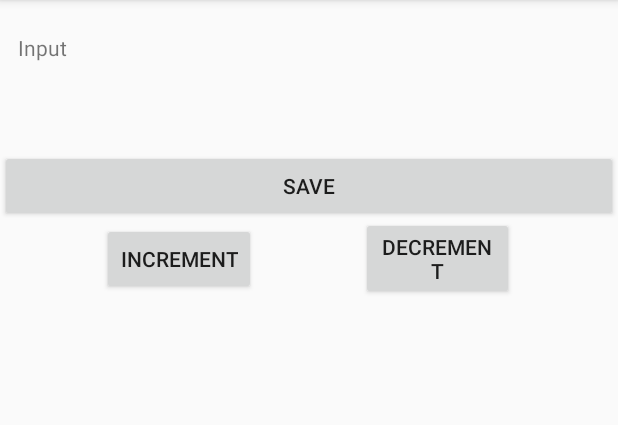
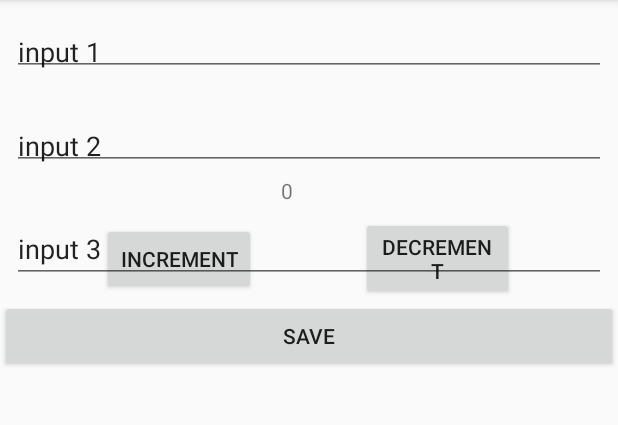
Before and after one commit to MuraveyI/LastFmMvvM, an Android app: the fragment AddNoteFragment placed in its activity, on a phone screen of 412 x 824 dp, the part 84-509 px from its top. Run offline under Robolectric (Android 15) with nearby library versions, the phone set to English and light mode, and no system bars; 5 statements that could not run were skipped.

Commit message:
Home Work 2 refreshed

```diff
--- a/app/src/main/java/com/muravey/CounterActivity.java
+++ b/app/src/main/java/com/muravey/CounterActivity.java
@@ -29,7 +29,7 @@ public class CounterActivity extends AppCompatActivity {
 
     public class CounterPagerAdapter extends FragmentPagerAdapter {
 
-        private final static int PAGES_COUNT = 2;
+        private final static int PAGES_COUNT = 4;
 
         public CounterPagerAdapter(FragmentManager fm) {
             super(fm);
--- a/app/src/main/java/com/muravey/presentation/counter/CounterHistoryFragment.java
+++ b/app/src/main/java/com/muravey/presentation/counter/CounterHistoryFragment.java
@@ -7,6 +7,8 @@ import android.support.annotation.NonNull;
 import android.support.annotation.Nullable;
 import android.support.v4.app.Fragment;
 import android.support.v4.util.Pair;
+import android.support.v7.widget.LinearLayoutManager;
+import android.support.v7.widget.RecyclerView;
 import android.util.Log;
 import android.view.LayoutInflater;
 import android.view.View;
@@ -23,6 +25,7 @@ public class CounterHistoryFragment extends Fragment {
 
     private CounterViewModel mViewModel;
     private ActionHistoryAdapter mAdapter;
+    private RecyclerView recyclerView;
 
 
     public static CounterHistoryFragment newInstance() {
@@ -36,15 +39,19 @@ public class CounterHistoryFragment extends Fragment {
 
         return inflater.inflate(R.layout.history_fragment, container, false);
 
+
+
     }
 
     @Override
     public void onActivityCreated(@Nullable Bundle savedInstanceState) {
         super.onActivityCreated(savedInstanceState);
+        initRecycler();
+
+
 
 
         if (getActivity() == null) return;
-
         mViewModel = ViewModelProviders.of(getActivity())
                 .get(CounterViewModel.class);
 
@@ -59,4 +66,11 @@ public class CounterHistoryFragment extends Fragment {
         });
 
     }
+
+      private void initRecycler() {
+        recyclerView.findViewById(R.id.recycler_view);
+        recyclerView.setLayoutManager(new LinearLayoutManager(getContext()));
+        recyclerView.setHasFixedSize(true);
+        recyclerView.setAdapter(mAdapter);
+    }
 }
--- a/app/src/main/java/com/muravey/presentation/notes/AddNoteFragment.java
+++ b/app/src/main/java/com/muravey/presentation/notes/AddNoteFragment.java
@@ -6,6 +6,8 @@ import android.os.Bundle;
 import android.support.annotation.NonNull;
 import android.support.annotation.Nullable;
 import android.support.v4.app.Fragment;
+import android.support.v7.widget.LinearLayoutManager;
+import android.support.v7.widget.RecyclerView;
 import android.view.LayoutInflater;
 import android.view.View;
 import android.view.ViewGroup;
@@ -17,10 +19,12 @@ import com.muravey.entity.NotesEntity;
 
 public class AddNoteFragment extends Fragment {
 
-    public EditText inputEdit;
-    public   Button buttonSave;
+    public Button buttonSave;
+    public EditText mInput1;
+    public EditText mInput2;
+    public EditText mInput3;
+    private NotesViewModel mViewModel;
 
-    private NotesViewModel mViewModel;
 
     public static AddNoteFragment newInstance() {
         return new AddNoteFragment();
@@ -37,21 +41,29 @@ public class AddNoteFragment extends Fragment {
     public void onViewCreated(@NonNull View view, @Nullable Bundle savedInstanceState) {
         super.onViewCreated(view, savedInstanceState);
 
-        inputEdit = view.findViewById(R.id.input);
+
+        mInput1 = view.findViewById(R.id.input1);
+        mInput2 = view.findViewById(R.id.input2);
+        mInput3 = view.findViewById(R.id.input3);
         buttonSave = view.findViewById(R.id.save);
 
 
-        inputEdit.setOnClickListener(new View.OnClickListener() {
+        buttonSave.setOnClickListener(new View.OnClickListener() {
             @Override
             public void onClick(View v) {
-                mViewModel.addNotes();
+                mInput1.setText("click");
+                mInput2.setText("click");
+                mInput3.setText("click");
+
             }
         });
+
     }
 
     @Override
     public void onActivityCreated(@Nullable Bundle savedInstanceState) {
         super.onActivityCreated(savedInstanceState);
+
 
         if (getActivity() == null)
         mViewModel = ViewModelProviders.of(this)
@@ -61,13 +73,16 @@ public class AddNoteFragment extends Fragment {
         mViewModel.notes.observe(this, new Observer<NotesEntity>() {
             @Override
             public void onChanged(@Nullable NotesEntity notesEntity) {
-                if (notesEntity != null) {
-                    notesEntity.setTitle(notesEntity.getTitle());
-                    notesEntity.setDescription(notesEntity.getDescription());
-                    notesEntity.setId(notesEntity.getId());
-                    notesEntity.setDate(notesEntity.getDate());
+                if (notesEntity != null){
+                    mInput1.setText(toString());
+                    mInput2.setText(toString());
+                    mInput3.setText(toString());
                 }
             }
         });
+
+
     }
+
+
 }
--- a/app/src/main/java/com/muravey/presentation/notes/NotesViewModel.java
+++ b/app/src/main/java/com/muravey/presentation/notes/NotesViewModel.java
@@ -3,6 +3,8 @@ package com.muravey.presentation.notes;
 import android.arch.lifecycle.MutableLiveData;
 import android.arch.lifecycle.ViewModel;
 
+import com.muravey.App;
+import com.muravey.data.NotesRepository;
 import com.muravey.entity.NotesEntity;
 
 
@@ -10,6 +12,7 @@ public class NotesViewModel extends ViewModel {
 
 
     MutableLiveData<NotesEntity> notes;
+    private NotesRepository repository = App.notesRepository;
 
     public NotesViewModel() {
         notes.getValue();
--- a/app/src/main/res/layout/add_note_fragment.xml
+++ b/app/src/main/res/layout/add_note_fragment.xml
@@ -13,37 +13,35 @@
         android:layout_width="match_parent"
         android:layout_height="fill_parent">
 
-        <ScrollView
-            android:layout_width="match_parent"
-            android:layout_height="wrap_content">
+                <EditText
+                    android:id="@+id/input1"
+                    android:text="input 1"
+                    android:padding="4dp"
+                    android:layout_marginTop="10dp"
 
-            <LinearLayout
-                android:layout_width="match_parent"
-                android:layout_height="wrap_content"
-                android:orientation="horizontal">
-
-
-                <TextView
-                    android:text="Input"
+                    android:layout_width="match_parent"
+                    android:layout_height="wrap_content" />
+                <EditText
+                    android:id="@+id/input2"
+                    android:text="input 2"
+                    android:layout_marginTop="30dp"
                     android:padding="4dp"
                     android:layout_width="match_parent"
                     android:layout_height="wrap_content" />
 
-                <EditText
-                    android:id="@+id/input"
-                    android:layout_width="match_parent"
-                    android:layout_height="wrap_content" />
 
+              <EditText
+                  android:id="@+id/input3"
+                  android:text="input 3"
+                  android:layout_marginTop="30dp"
+                  android:layout_width="match_parent"
+                  android:layout_height="wrap_content" />
 
             </LinearLayout>
-
-        </ScrollView>
-
-    </LinearLayout>
     <Button
         android:id="@+id/save"
         android:text="save"
-        android:layout_marginTop="100dp"
+        android:layout_marginTop="200dp"
         android:layout_width="match_parent"
         android:layout_height="wrap_content"/>
 
```
Also changed, not shown: app/src/main/java/com/muravey/entity/NotesEntity.java (+3 -8 lines), app/src/main/java/com/muravey/presentation/notes/NotesFragment.java (+28 -0 lines).
